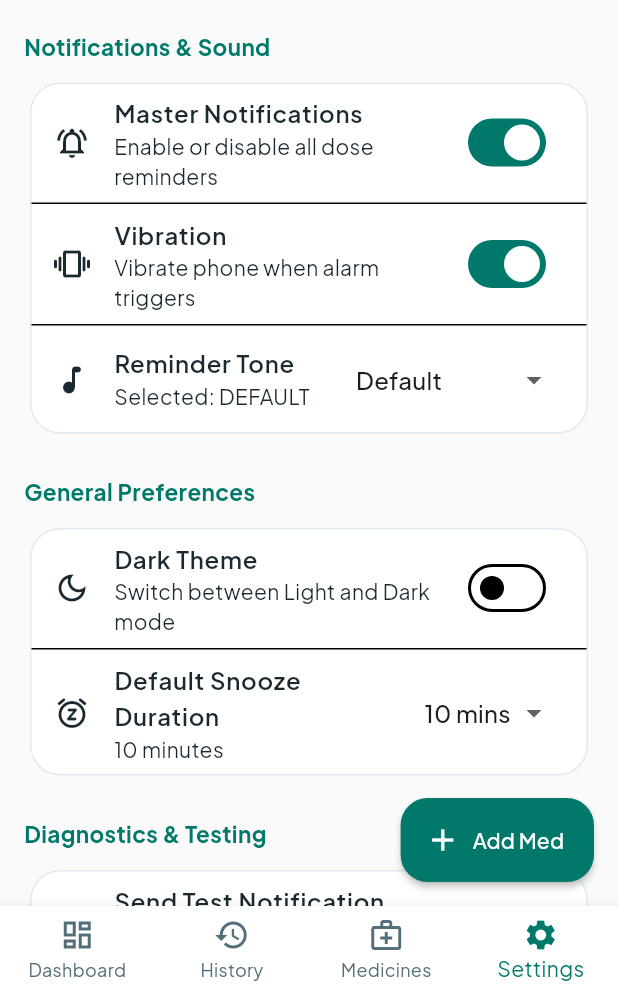
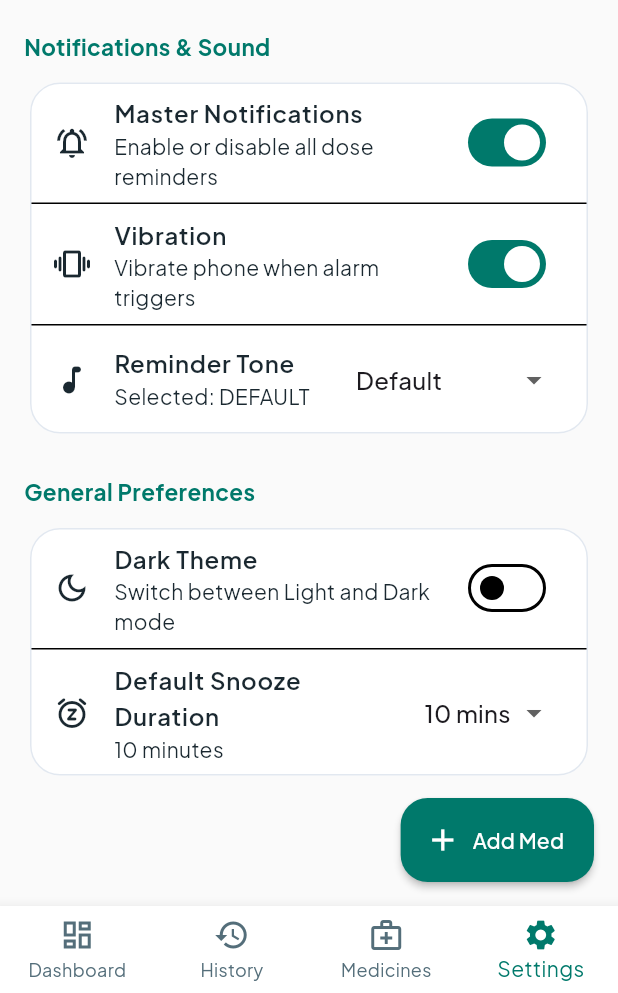
Before and after one commit to JOELPSHAJU/Med_Reminder, a Flutter app: the screen it shows after launch, item 4 of the bottom bar chosen, on a phone screen of 412 x 824 dp, the part 243-1236 px from its top. Run offline on Flutter 3.47's test engine with Material 3 defaults, Android fonts, the phone set to English and light mode, and no system bars; our stand-ins replace audioplayers, flutter_local_notifications, flutter_riverpod, google_fonts, hive, hive_flutter and 1 more; accounts and stored records are empty.

Commit message:
chore: remove Diagnostics & Testing section from Settings screen

```diff
--- a/lib/features/settings/presentation/screens/settings_screen.dart
+++ b/lib/features/settings/presentation/screens/settings_screen.dart
@@ -1,7 +1,7 @@
 import 'package:flutter/material.dart';
 import 'package:flutter_riverpod/flutter_riverpod.dart';
 import 'package:google_fonts/google_fonts.dart';
-import 'package:med_reminder/core/services/notification_service.dart';
+
 import 'package:med_reminder/core/theme/app_colors.dart';
 import 'package:med_reminder/features/settings/presentation/providers/settings_provider.dart';
 
@@ -194,42 +194,7 @@ class SettingsScreen extends ConsumerWidget {
               ],
             ),
           ),
-          const SizedBox(height: 24),
 
-          // Section: Testing & Actions
-          Text(
-            'Diagnostics & Testing',
-            style: GoogleFonts.plusJakartaSans(
-              fontSize: 15,
-              fontWeight: FontWeight.bold,
-              color: AppColors.primary,
-            ),
-          ),
-          const SizedBox(height: 10),
-
-          Card(
-            child: ListTile(
-              leading:
-                  const Icon(Icons.notifications_none_rounded, color: AppColors.primary),
-              title: Text(
-                'Send Test Notification',
-                style: GoogleFonts.plusJakartaSans(fontWeight: FontWeight.w600),
-              ),
-              subtitle:
-                  const Text('Test local notification system on this device'),
-              trailing: const Icon(Icons.chevron_right_rounded),
-              onTap: () async {
-                await NotificationService().showTestNotification();
-                if (context.mounted) {
-                  ScaffoldMessenger.of(context).showSnackBar(
-                    const SnackBar(
-                      content: Text('Test notification sent to device!'),
-                    ),
-                  );
-                }
-              },
-            ),
-          ),
         ],
       ),
     );
```
